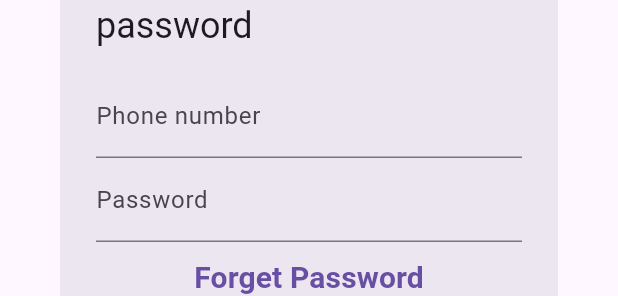
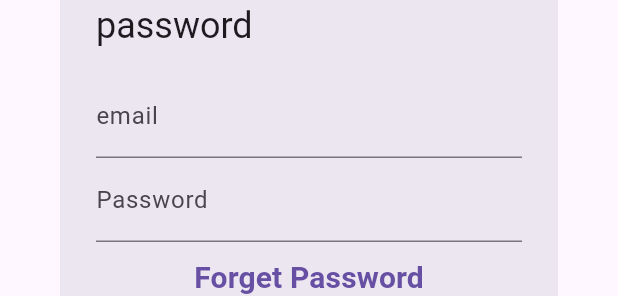
Before and after one commit to rojanparajuli/Social-app, a Flutter app: the LoginDialog widget shown alone on an empty page, opened directly, on a phone screen of 412 x 824 dp. Shown: the part 448-744 px from the top of the screen. Run offline on Flutter 3.47's test engine with Material 3 defaults, Android fonts, the light colour scheme and no system bars; our stand-ins replace cloud_firestore, firebase_auth, firebase_core, get; accounts and stored records are empty.

Commit message:
first commit

```diff
--- a/lib/screen/home/home_screen.dart
+++ b/lib/screen/home/home_screen.dart
@@ -80,7 +80,7 @@ class HomePage extends StatelessWidget {
            iconTheme: IconThemeData(
         color: purple3,
       ),
-          backgroundColor: Colors.blueGrey[100],
+          backgroundColor: Colors.blueGrey[50],
           actions: [
             IconButton(
               onPressed: () {
--- a/lib/screen/home/home_text.dart
+++ b/lib/screen/home/home_text.dart
@@ -5,7 +5,7 @@ class HomeText extends StatelessWidget {
   @override
   Widget build(BuildContext context) {
     return Scaffold(
-      backgroundColor: Colors.blueGrey[100], // Set background color
+      backgroundColor: Colors.blueGrey[50], // Set background color
       body:  Center(
         child:  Padding(
           padding: const EdgeInsets.all(20.0),
--- a/lib/screen/login/sign-up/login.dart
+++ b/lib/screen/login/sign-up/login.dart
@@ -31,7 +31,7 @@ class LoginPage extends StatelessWidget {
               ),
               ElevatedButton(
                 onPressed: () {
-                  Get.to(()=> const LoginDialog());
+                  Get.to(()=>  LoginDialog());
                 },
                 child: const Text("Login"),
               ),
--- a/lib/screen/login/sign-up/login_dialog.dart
+++ b/lib/screen/login/sign-up/login_dialog.dart
@@ -3,22 +3,47 @@ import 'package:chatapp/screen/login/sign-up/password_reset_dialog.dart';
 import 'package:flutter/material.dart';
 import 'package:get/get.dart';
 
+import '../../../Authentication/auth.dart';
+
 class LoginDialog extends StatelessWidget {
-  const LoginDialog({Key? key});
+   LoginDialog({Key? key});
 
+ final AuthService authService = Get.put(AuthService());
   @override
   Widget build(BuildContext context) {
+    // void Login() async {
+    //   // Save a reference to ScaffoldMessengerState
+    //   final scaffoldMessenger = ScaffoldMessenger.of(context);
+
+    //   try {
+    //     await authService.signInWithEmailAndPassword(
+    //     a  emailController.text,
+
+    //       passwordController.text
+    //     );
+    //     // Handle successful sign up
+    //   } catch (e) {
+    //     // Use the saved scaffoldMessenger to show SnackBar
+    //     scaffoldMessenger.showSnackBar(
+    //       SnackBar(
+    //         content: Text(e.toString()),
+    //       ),
+    //     );
+    //   }
+    // }
     return AlertDialog(
       title: const Text('Enter phone number and password'),
       content: Column(
         mainAxisSize: MainAxisSize.min,
         children: <Widget>[
-          const TextField(
+           TextField(
+            controller:authService.emailController,
             decoration: InputDecoration(
-              labelText: 'Phone number',
+              labelText: 'email',
             ),
           ),
-          const TextField(
+           TextField(
+            controller: authService.passwordController,
             obscureText: true,
             decoration: InputDecoration(
               labelText: 'Password',
@@ -38,7 +63,7 @@ class LoginDialog extends StatelessWidget {
             children: [
               ElevatedButton(
                 onPressed: () {
-                  Get.to(() => const HomePage());
+                 authService.signInWithEmailAndPassword();
                   Get.snackbar(
                     'Success',
                     'Logged in successfully! Welcome.',
```
Also changed, not shown: lib/Authentication/auth.dart (+16 -12 lines), lib/screen/login/sign-up/signup_dialog.dart (+30 -28 lines).
